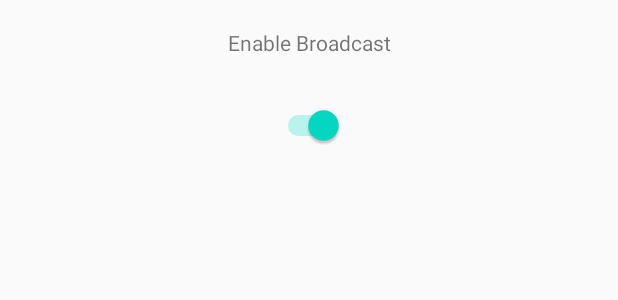
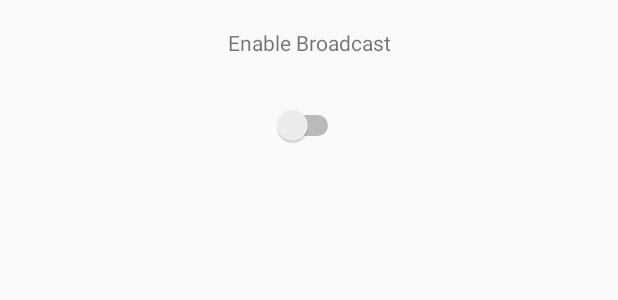
Before and after one commit to davidgamero/covid-spacer-android, an Android app: the layout activity_main.xml on its own in the app's theme, with its tools: preview values and no code run, on a phone screen of 412 x 824 dp. Shown: the part 274-574 px from the top of the screen. Run offline under Robolectric (Android 15) with nearby library versions, the phone set to English and light mode, and no system bars.

```diff
--- a/app/src/main/res/layout/activity_main.xml
+++ b/app/src/main/res/layout/activity_main.xml
@@ -72,5 +72,5 @@
         app:layout_constraintHorizontal_bias="0.498"
         app:layout_constraintStart_toStartOf="parent"
         app:layout_constraintTop_toBottomOf="@+id/textView5"
-        tools:checked="true" />
+        tools:checked="false" />
 </androidx.constraintlayout.widget.ConstraintLayout>
```
